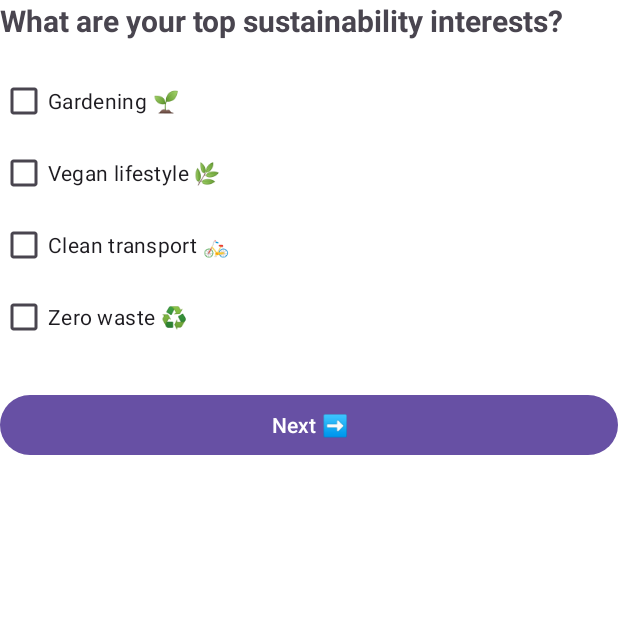
After one commit to aayushnagargujjar/TrashSense, an Android app: the Question1 screen opened directly, with no data from a screen before it, on a phone screen of 412 x 824 dp, the top half of it. The commit adds this screen. Run offline under Robolectric (Android 15) with nearby library versions, the phone set to English and light mode, and no system bars.

Commit message:
similar type LightFm but text and question by me and answer store in fb

```diff
--- a/app/src/main/java/com/example/trashsense/HomeActivity.kt
+++ b/app/src/main/java/com/example/trashsense/HomeActivity.kt
@@ -9,6 +9,7 @@ import androidx.appcompat.app.AppCompatActivity
 import androidx.core.view.ViewCompat
 import androidx.core.view.WindowInsetsCompat
 import androidx.fragment.app.Fragment
+
 
 import com.example.trashsense.profile.Profile_Fragment
 import com.example.trashsense.upload.UploadFragment
--- a/app/src/main/java/com/example/trashsense/MainActivity.kt
+++ b/app/src/main/java/com/example/trashsense/MainActivity.kt
@@ -11,6 +11,7 @@ import androidx.appcompat.app.AppCompatActivity
 import androidx.core.view.ViewCompat
 import androidx.core.view.WindowInsetsCompat
 import androidx.lifecycle.lifecycleScope
+import com.example.trashsense.Question.Question1
 import com.google.firebase.auth.FirebaseAuth
 import kotlinx.coroutines.delay
 import kotlinx.coroutines.launch
--- /dev/null
+++ b/app/src/main/java/com/example/trashsense/Question/Question1.kt
@@ -0,0 +1,46 @@
+package com.example.trashsense.Question
+
+import android.annotation.SuppressLint
+import android.content.Intent
+import android.os.Bundle
+import android.widget.Button
+import android.widget.CheckBox
+import androidx.activity.enableEdgeToEdge
+import androidx.appcompat.app.AppCompatActivity
+import androidx.core.view.ViewCompat
+import androidx.core.view.WindowInsetsCompat
+import com.example.trashsense.R
+
+class Question1 : AppCompatActivity() {
+
+    @SuppressLint("MissingInflatedId")
+    override fun onCreate(savedInstanceState: Bundle?) {
+        super.onCreate(savedInstanceState)
+        enableEdgeToEdge()
+        setContentView(R.layout.activity_question1)
+
+        ViewCompat.setOnApplyWindowInsetsListener(findViewById(R.id.main)) { v, insets ->
+            val systemBars = insets.getInsets(WindowInsetsCompat.Type.systemBars())
+            v.setPadding(systemBars.left, systemBars.top, systemBars.right, systemBars.bottom)
+            insets
+        }
+
+        val gardening = findViewById<CheckBox>(R.id.optionGardening)
+        val vegan = findViewById<CheckBox>(R.id.optionVegan)
+        val transport = findViewById<CheckBox>(R.id.optionTransport)
+        val waste = findViewById<CheckBox>(R.id.optionWaste)
+        val nextBtn = findViewById<Button>(R.id.btnNext)
+
+        nextBtn.setOnClickListener {
+            val selectedOptions = mutableListOf<String>()
+            if (gardening.isChecked) selectedOptions.add("gardening")
+            if (vegan.isChecked) selectedOptions.add("vegan")
+            if (transport.isChecked) selectedOptions.add("clean_transport")
+            if (waste.isChecked) selectedOptions.add("zero_waste")
+
+            val intent = Intent(this, Question2::class.java)
+            intent.putStringArrayListExtra("interests", ArrayList(selectedOptions))
+            startActivity(intent)
+        }
+    }
+}
--- a/app/src/main/java/com/example/trashsense/UsernameActivity.kt
+++ b/app/src/main/java/com/example/trashsense/UsernameActivity.kt
@@ -20,6 +20,7 @@ import androidx.core.view.WindowInsetsCompat
 import com.cloudinary.android.MediaManager
 import com.cloudinary.android.callback.ErrorInfo
 import com.cloudinary.android.callback.UploadCallback
+import com.example.trashsense.Question.Question1
 import com.google.firebase.auth.FirebaseAuth
 import com.google.firebase.firestore.FirebaseFirestore
 import java.io.IOException
@@ -188,7 +189,7 @@ class UsernameActivity : AppCompatActivity() {
                             )
                             db.collection("User").document(uid).set(userMap).addOnSuccessListener {
                                 Toast.makeText(this@UsernameActivity,"Username and profilepic store succesfully",Toast.LENGTH_SHORT).show()
-                                startActivity(Intent(this@UsernameActivity,HomeActivity::class.java))
+                                startActivity(Intent(this@UsernameActivity,Question1::class.java))
                             }.addOnFailureListener{
                                 Toast.makeText(this@UsernameActivity,"Username Not store in firebasefirestore ",Toast.LENGTH_SHORT).show()
                             }
--- /dev/null
+++ b/app/src/main/res/drawable/eco_text_background.xml
@@ -0,0 +1,4 @@
+<shape xmlns:android="http://schemas.android.com/apk/res/android" android:shape="rectangle">
+    <solid android:color="#E3F8DF" />
+    <corners android:radius="12dp" />
+</shape>
--- /dev/null
+++ b/app/src/main/res/drawable/rounded_image_background.xml
@@ -0,0 +1,4 @@
+<shape xmlns:android="http://schemas.android.com/apk/res/android" android:shape="rectangle">
+    <corners android:radius="12dp" />
+    <solid android:color="#E0E0E0" />
+</shape>
--- /dev/null
+++ b/app/src/main/res/layout/activity_question1.xml
@@ -0,0 +1,49 @@
+<LinearLayout
+    xmlns:android="http://schemas.android.com/apk/res/android"
+    android:id="@+id/main"
+    android:layout_width="match_parent"
+    android:layout_height="match_parent"
+    android:orientation="vertical"
+    android:padding="24dp"
+    android:background="@android:color/white">
+
+    <TextView
+        android:id="@+id/questionText"
+        android:layout_width="wrap_content"
+        android:layout_height="wrap_content"
+        android:text="What are your top sustainability interests?"
+        android:textSize="20sp"
+        android:textStyle="bold"
+        android:paddingBottom="16dp"/>
+
+    <CheckBox
+        android:id="@+id/optionGardening"
+        android:layout_width="wrap_content"
+        android:layout_height="wrap_content"
+        android:text="Gardening 🌱"/>
+
+    <CheckBox
+        android:id="@+id/optionVegan"
+        android:layout_width="wrap_content"
+        android:layout_height="wrap_content"
+        android:text="Vegan lifestyle 🌿"/>
+
+    <CheckBox
+        android:id="@+id/optionTransport"
+        android:layout_width="wrap_content"
+        android:layout_height="wrap_content"
+        android:text="Clean transport 🚲"/>
+
+    <CheckBox
+        android:id="@+id/optionWaste"
+        android:layout_width="wrap_content"
+        android:layout_height="wrap_content"
+        android:text="Zero waste ♻️"/>
+
+    <Button
+        android:id="@+id/btnNext"
+        android:layout_width="match_parent"
+        android:layout_height="wrap_content"
+        android:text="Next ➡️"
+        android:layout_marginTop="24dp"/>
+</LinearLayout>
--- a/gradle/libs.versions.toml
+++ b/gradle/libs.versions.toml
@@ -1,5 +1,6 @@
 [versions]
 agp = "8.8.2"
+bubblenavigation = "1.0.7"
 cloudinaryAndroid = "2.8.0"
 kotlin = "2.1.0"
 coreKtx = "1.16.0"
@@ -11,6 +12,8 @@ kotlinUrlGen = "1.7.0"
 material = "1.12.0"
 activity = "1.10.1"
 constraintlayout = "2.2.1"
+meowBottomNavigation = "1.3.1"
+meowbottomnavigationVersion = "Tag"
 playServicesCastTv = "21.1.1"
 runner = "1.6.1"
 googleGmsGoogleServices = "4.4.2"
@@ -21,6 +24,7 @@ recyclerview = "1.1.0"
 
 [libraries]
 androidx-core-ktx = { group = "androidx.core", name = "core-ktx", version.ref = "coreKtx" }
+bubblenavigation = { module = "com.gauravk.bubblenavigation:bubblenavigation", version.ref = "bubblenavigation" }
 cloudinary-android = { module = "com.cloudinary:cloudinary-android", version.ref = "cloudinaryAndroid" }
 junit = { group = "junit", name = "junit", version.ref = "junit" }
 androidx-junit = { group = "androidx.test.ext", name = "junit", version.ref = "junitVersion" }
@@ -30,6 +34,8 @@ kotlin-url-gen = { module = "com.cloudinary:kotlin-url-gen", version.ref = "kotl
 material = { group = "com.google.android.material", name = "material", version.ref = "material" }
 androidx-activity = { group = "androidx.activity", name = "activity", version.ref = "activity" }
 androidx-constraintlayout = { group = "androidx.constraintlayout", name = "constraintlayout", version.ref = "constraintlayout" }
+meow-bottom-navigation = { module = "com.etebarian:meow-bottom-navigation", version.ref = "meowBottomNavigation" }
+meowbottomnavigation = { module = "com.github.oneHamidreza:MeowBottomNavigation", version.ref = "meowbottomnavigationVersion" }
 play-services-cast-tv = { group = "com.google.android.gms", name = "play-services-cast-tv", version.ref = "playServicesCastTv" }
 androidx-runner = { group = "androidx.test", name = "runner", version.ref = "runner" }
 firebase-database = { group = "com.google.firebase", name = "firebase-database", version.ref = "firebaseDatabase" }
--- a/settings.gradle.kts
+++ b/settings.gradle.kts
@@ -9,6 +9,9 @@ pluginManagement {
         }
         mavenCentral()
         gradlePluginPortal()
+        maven { url = uri("https://jitpack.io") }
+
+
     }
 }
 dependencyResolutionManagement {
@@ -16,6 +19,7 @@ dependencyResolutionManagement {
     repositories {
         google()
         mavenCentral()
+        maven { url = uri("https://jitpack.io") }
     }
 }
 
```
Also changed, not shown: app/build.gradle.kts (+8 -1 lines), app/src/main/AndroidManifest.xml (+9 -1 lines), app/src/main/java/com/example/trashsense/Question/Question2.kt (added, +56 -0 lines), app/src/main/java/com/example/trashsense/Question/Question3.kt (added, +143 -0 lines), app/src/main/java/com/example/trashsense/home/HomeFragment.kt (+24 -1 lines), app/src/main/res/layout/activity_home.xml (+15 -8 lines), app/src/main/res/layout/activity_question2.xml (added, +47 -0 lines), app/src/main/res/layout/activity_question3.xml (added, +41 -0 lines), app/src/main/res/layout/fragment_home.xml (+67 -29 lines), app/src/main/res/layout/post_rview.xml (+50 -38 lines), build.gradle.kts (line endings or trailing spaces).
